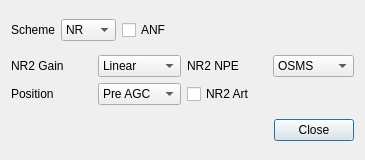
First picture: the form in plugins/channelrx/wdsprx/wdsprxdnrdialog.ui, repository f4exb/sdrangel, before the edit.
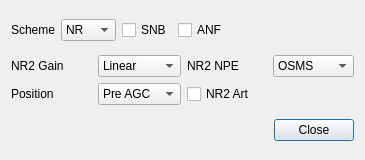
Second picture: the form after the edit.

The edit to the form file:
```diff
--- a/plugins/channelrx/wdsprx/wdsprxdnrdialog.ui
+++ b/plugins/channelrx/wdsprx/wdsprxdnrdialog.ui
@@ -40,6 +40,19 @@
        </item>
       </widget>
      </item>
+     <item>
+      <widget class="QCheckBox" name="snb">
+       <property name="enabled">
+        <bool>true</bool>
+       </property>
+       <property name="toolTip">
+        <string>Spectral Noise Blanker</string>
+       </property>
+       <property name="text">
+        <string>SNB</string>
+       </property>
+      </widget>
+     </item>
      <item>
       <widget class="QCheckBox" name="anf">
        <property name="toolTip">
```
